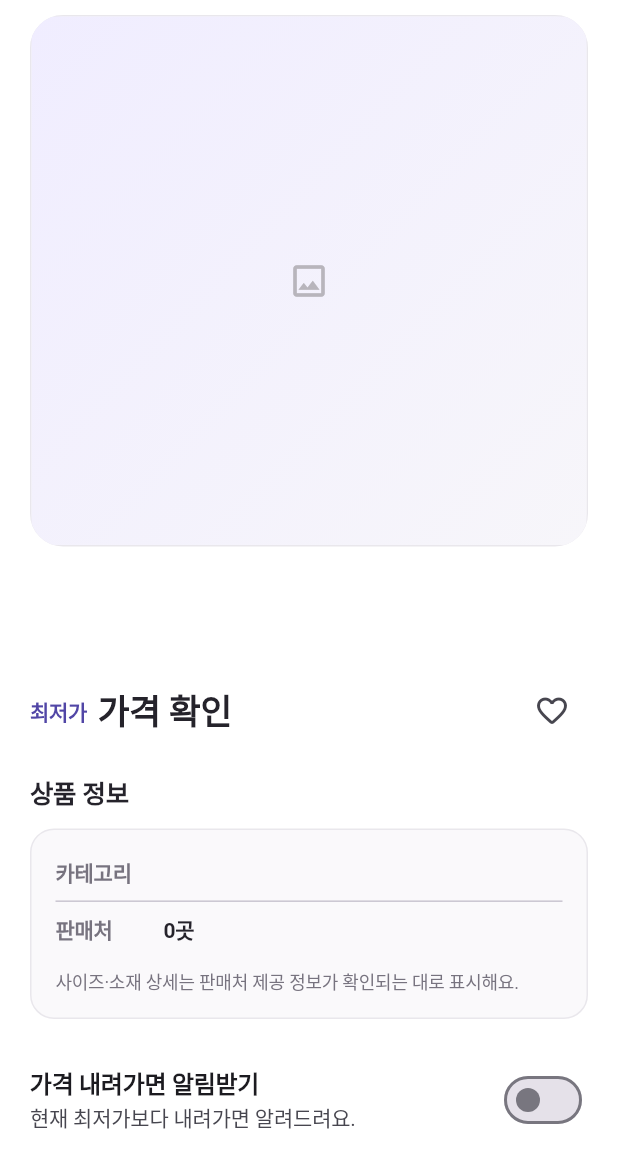
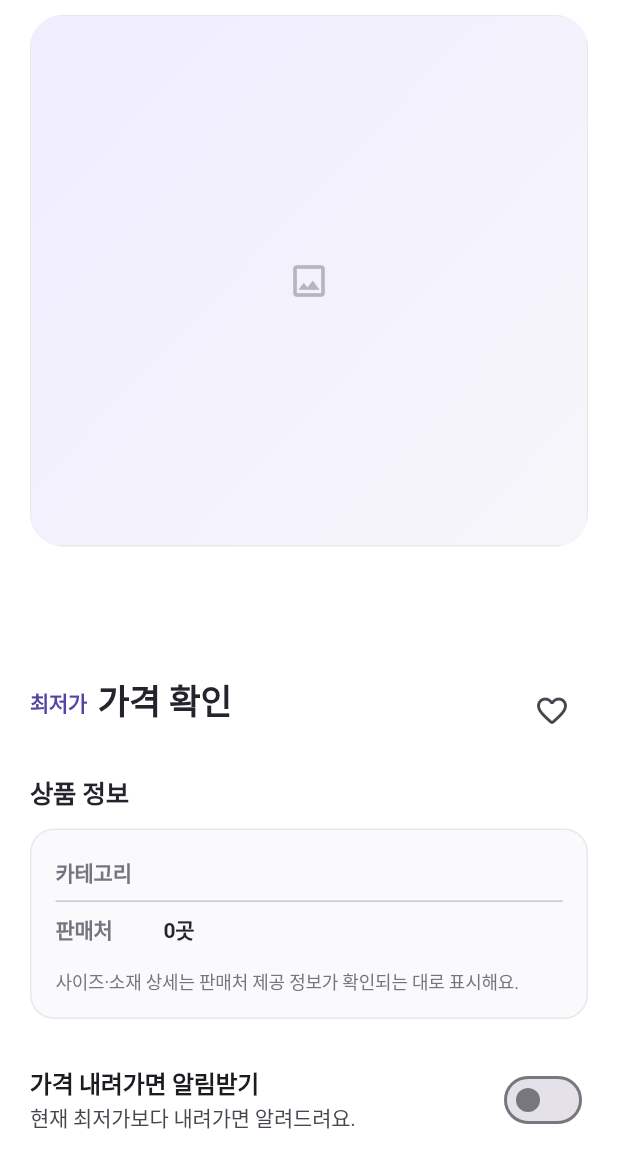
Before and after one commit to chachazip-prog/kkokkapick, a Flutter app: the V10ProductDetailSheet widget shown alone on an empty page, opened directly with empty values, on a phone screen of 412 x 824 dp. Shown: the top 1168 px of the screen. Run offline on Flutter 3.47's test engine with Material 3 defaults, Android fonts, the phone set to English and light mode, and no system bars; our stand-ins replace flutter_secure_storage, shared_preferences; accounts and stored records are empty; network calls fail.

Commit message:
Make product detail price header responsive at large text

```diff
--- a/flutter/lib/release_app_v10.dart
+++ b/flutter/lib/release_app_v10.dart
@@ -746,14 +746,39 @@ class _V10ProductDetailSheetState extends State<V10ProductDetailSheet> {
           Text(product.displayName,style: Theme.of(context).textTheme.titleLarge?.copyWith(fontWeight: FontWeight.w900,height: 1.28)),
           const SizedBox(height: 14),
           Row(
+            crossAxisAlignment: CrossAxisAlignment.start,
             children: [
-              const Padding(
-                padding: EdgeInsets.only(right: 7),
-                child: Text('최저가',style: TextStyle(color: KkokkapickTheme.lavenderDeep,fontWeight: FontWeight.w800)),
+              Expanded(
+                child: Wrap(
+                  spacing: 7,
+                  runSpacing: 2,
+                  crossAxisAlignment: WrapCrossAlignment.center,
+                  children: [
+                    const Text(
+                      '최저가',
+                      style: TextStyle(
+                        color: KkokkapickTheme.lavenderDeep,
+                        fontWeight: FontWeight.w800,
+                      ),
+                    ),
+                    Text(
+                      v9Won(product.minPrice),
+                      style: const TextStyle(
+                        fontSize: 23,
+                        fontWeight: FontWeight.w900,
+                      ),
+                    ),
+                  ],
+                ),
               ),
-              Text(v9Won(product.minPrice),style: const TextStyle(fontSize: 23,fontWeight: FontWeight.w900)),
-              const Spacer(),
-              IconButton(onPressed: widget.onFavorite,icon: Icon(widget.favorite ? Icons.favorite_rounded : Icons.favorite_border_rounded)),
+              IconButton(
+                onPressed: widget.onFavorite,
+                icon: Icon(
+                  widget.favorite
+                      ? Icons.favorite_rounded
+                      : Icons.favorite_border_rounded,
+                ),
+              ),
             ],
           ),
           const SizedBox(height: 18),
```
